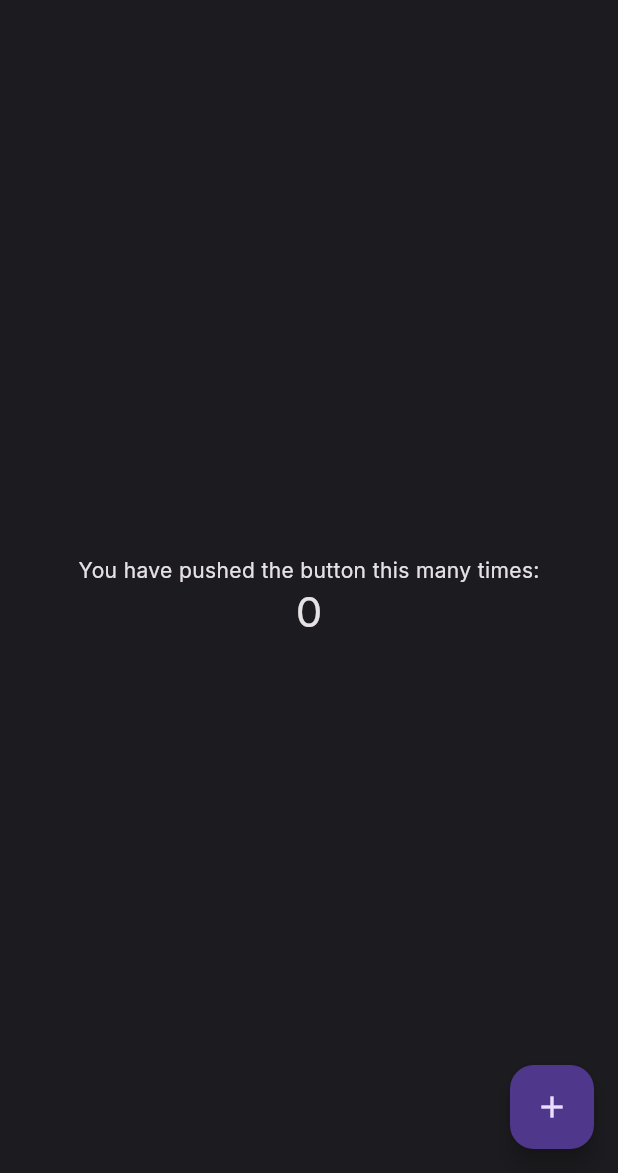
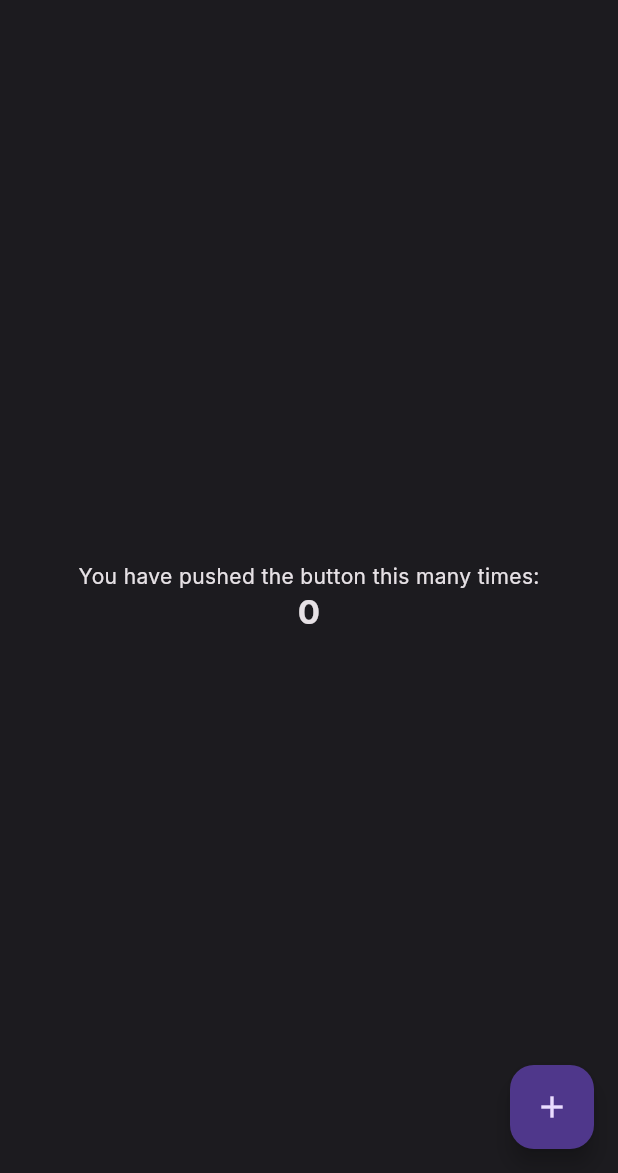
Before and after one commit to leehack/flutter_skeleton, a Flutter app: the screen it shows after launch, on a phone screen of 412 x 824 dp, the part 63-1236 px from its top. Run offline on Flutter 3.47's test engine with Material 2 defaults, Android fonts, the phone set to English and light mode, and no system bars; our stand-ins replace google_fonts.

Commit message:
remove useless comments

```diff
--- a/apps/main_app/lib/main.dart
+++ b/apps/main_app/lib/main.dart
@@ -31,16 +31,6 @@ class MyApp extends StatelessWidget {
 
 class MyHomePage extends StatefulWidget {
   const MyHomePage({super.key, required this.title});
-
-  // This widget is the home page of your application. It is stateful, meaning
-  // that it has a State object (defined below) that contains fields that affect
-  // how it looks.
-
-  // This class is the configuration for the state. It holds the values (in this
-  // case the title) provided by the parent (in this case the App widget) and
-  // used by the build method of the State. Fields in a Widget subclass are
-  // always marked "final".
-
   final String title;
 
   @override
@@ -52,47 +42,18 @@ class _MyHomePageState extends State<MyHomePage> {
 
   void _incrementCounter() {
     setState(() {
-      // This call to setState tells the Flutter framework that something has
-      // changed in this State, which causes it to rerun the build method below
-      // so that the display can reflect the updated values. If we changed
-      // _counter without calling setState(), then the build method would not be
-      // called again, and so nothing would appear to happen.
       _counter++;
     });
   }
 
   @override
   Widget build(BuildContext context) {
-    // This method is rerun every time setState is called, for instance as done
-    // by the _incrementCounter method above.
-    //
-    // The Flutter framework has been optimized to make rerunning build methods
-    // fast, so that you can just rebuild anything that needs updating rather
-    // than having to individually change instances of widgets.
     return Scaffold(
       appBar: AppBar(
-        // Here we take the value from the MyHomePage object that was created by
-        // the App.build method, and use it to set our appbar title.
         title: Text(widget.title),
       ),
       body: Center(
-        // Center is a layout widget. It takes a single child and positions it
-        // in the middle of the parent.
         child: Column(
-          // Column is also a layout widget. It takes a list of children and
-          // arranges them vertically. By default, it sizes itself to fit its
-          // children horizontally, and tries to be as tall as its parent.
-          //
-          // Invoke "debug painting" (press "p" in the console, choose the
-          // "Toggle Debug Paint" action from the Flutter Inspector in Android
-          // Studio, or the "Toggle Debug Paint" command in Visual Studio Code)
-          // to see the wireframe for each widget.
-          //
-          // Column has various properties to control how it sizes itself and
-          // how it positions its children. Here we use mainAxisAlignment to
-          // center the children vertically; the main axis here is the vertical
-          // axis because Columns are vertical (the cross axis would be
-          // horizontal).
           mainAxisAlignment: MainAxisAlignment.center,
           children: <Widget>[
             const Text(
@@ -100,7 +61,7 @@ class _MyHomePageState extends State<MyHomePage> {
             ),
             Text(
               '$_counter',
-              style: Theme.of(context).textTheme.headline4,
+              style: Theme.of(context).textTheme.titleLarge,
             ),
           ],
         ),
```
